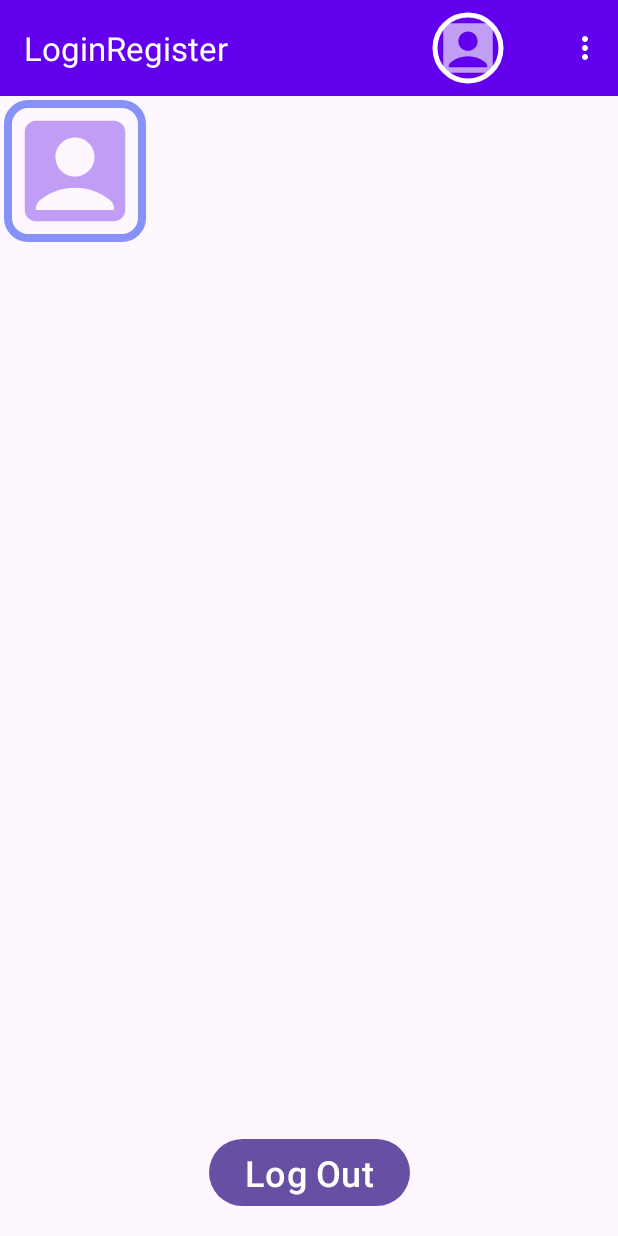
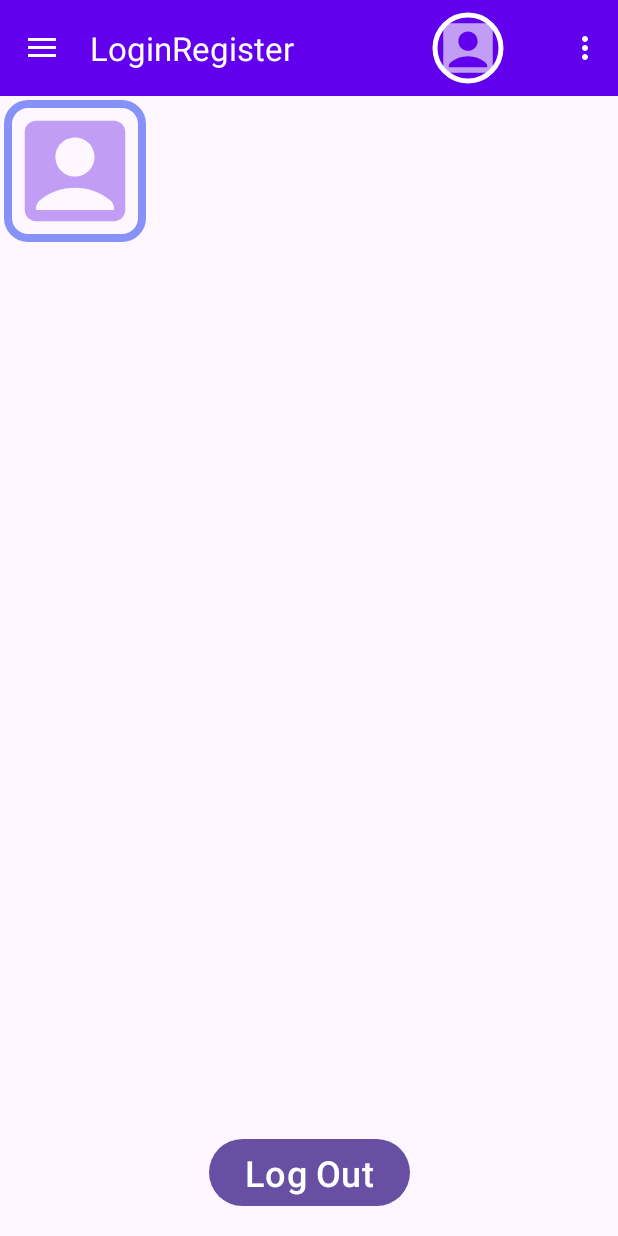
Before and after one commit to Geldik-mi-Java-App/Geldik-mi, an Android app: the screen it shows after launch once a user with an empty profile is signed in (UserActivity), on a phone screen of 412 x 824 dp. Run offline under Robolectric (Android 15) with nearby library versions, the phone set to English and light mode, and no system bars; our stand-ins replace Firebase (no records; nobody signed in at launch, a user with empty details on screens opened directly), Picasso.

Commit message:
Navigation Drawer eklendi

```diff
--- a/app/src/main/java/com/oguzcanaygun/loginregister/UserActivity.java
+++ b/app/src/main/java/com/oguzcanaygun/loginregister/UserActivity.java
@@ -3,17 +3,23 @@ package com.oguzcanaygun.loginregister;
 import androidx.annotation.DrawableRes;
 import androidx.annotation.NonNull;
 import androidx.annotation.Nullable;
+import androidx.appcompat.app.ActionBarDrawerToggle;
 import androidx.appcompat.app.AppCompatActivity;
 import androidx.appcompat.widget.Toolbar;
+import androidx.core.view.GravityCompat;
+import androidx.drawerlayout.widget.DrawerLayout;
 
+import android.annotation.SuppressLint;
 import android.content.Intent;
 import android.os.Bundle;
+import android.view.Gravity;
 import android.view.Menu;
 import android.view.MenuInflater;
 import android.view.MenuItem;
 import android.view.View;
 import android.widget.Toast;
 
+import com.google.android.material.navigation.NavigationView;
 import com.google.firebase.auth.FirebaseAuth;
 import com.google.firebase.firestore.DocumentReference;
 import com.google.firebase.firestore.DocumentSnapshot;
@@ -35,6 +41,9 @@ public class UserActivity extends AppCompatActivity {
     String profilePicUrl;
     String password;
     Toolbar toolbar;
+    DrawerLayout drawerLayout;
+    NavigationView navigationView;
+    ActionBarDrawerToggle actionBarDrawerToggle;
     @Override
     protected void onCreate(Bundle savedInstanceState) {
         super.onCreate(savedInstanceState);
@@ -52,7 +61,42 @@ public class UserActivity extends AppCompatActivity {
         binding.symbolView.setImageResource(R.drawable.no_pp_100);
         setSupportActionBar(toolbar);
 
+        actionBarDrawerToggle = new ActionBarDrawerToggle(this,binding.drawerLayout,R.string.open,R.string.close);
+        binding.drawerLayout.addDrawerListener(actionBarDrawerToggle);
+        actionBarDrawerToggle.syncState();
+        getSupportActionBar().setDisplayHomeAsUpEnabled(true);
+        binding.navView.setNavigationItemSelectedListener(new NavigationView.OnNavigationItemSelectedListener() {
+            @SuppressLint("NonConstantResourceId")
+            @Override
+            public boolean onNavigationItemSelected(@NonNull MenuItem item) {
+                switch (item.getItemId()){
+                    case 0:
+
+                        if (drawerLayout.isDrawerOpen(GravityCompat.START)){
+                            drawerLayout.closeDrawer(GravityCompat.START);
+                        }
+                        break;
+                    case 1:
+                        Toast.makeText(UserActivity.this, "Share Us selected",Toast.LENGTH_SHORT);
+                        break;
+                    case 2:
+                        Toast.makeText(UserActivity.this, "Friends selected",Toast.LENGTH_SHORT);
+                        break;
+                    case 3:
+                        Toast.makeText(UserActivity.this, "Alarms selected",Toast.LENGTH_SHORT);
+                        break;
+                    case 4:
+                        Toast.makeText(UserActivity.this, "Chat selected",Toast.LENGTH_SHORT);
+                        break;
+                }
+
+                return false;
+            }
+        });
+
+
     }
+
     public void getdata(){
 
         DocumentReference documentReferenceDoc = firebaseFirestore.collection("UserInfo").document(userID);
@@ -101,6 +145,8 @@ public class UserActivity extends AppCompatActivity {
 
     @Override
     public boolean onOptionsItemSelected(@NonNull MenuItem item) {
+        if (actionBarDrawerToggle.onOptionsItemSelected(item)){ return true;}
+
         if (item.getItemId()==R.id.add_alarm){
             Intent intent = new Intent(UserActivity.this, MapAlarmAddActivity.class);
             startActivity(intent);
--- /dev/null
+++ b/app/src/main/res/drawable/baseline_add_alarm_24.xml
@@ -0,0 +1,5 @@
+<vector android:height="24dp" android:tint="#C19DF5"
+    android:viewportHeight="24" android:viewportWidth="24"
+    android:width="24dp" xmlns:android="http://schemas.android.com/apk/res/android">
+    <path android:fillColor="@android:color/white" android:pathData="M7.88,3.39L6.6,1.86 2,5.71l1.29,1.53 4.59,-3.85zM22,5.72l-4.6,-3.86 -1.29,1.53 4.6,3.86L22,5.72zM12,4c-4.97,0 -9,4.03 -9,9s4.02,9 9,9c4.97,0 9,-4.03 9,-9s-4.03,-9 -9,-9zM12,20c-3.87,0 -7,-3.13 -7,-7s3.13,-7 7,-7 7,3.13 7,7 -3.13,7 -7,7zM13,9h-2v3L8,12v2h3v3h2v-3h3v-2h-3L13,9z"/>
+</vector>
--- /dev/null
+++ b/app/src/main/res/drawable/baseline_connect_without_contact_24.xml
@@ -0,0 +1,5 @@
+<vector android:height="24dp" android:tint="#C19DF5"
+    android:viewportHeight="24" android:viewportWidth="24"
+    android:width="24dp" xmlns:android="http://schemas.android.com/apk/res/android">
+    <path android:fillColor="@android:color/white" android:pathData="M11,14H9c0,-4.97 4.03,-9 9,-9v2C14.13,7 11,10.13 11,14zM18,11V9c-2.76,0 -5,2.24 -5,5h2C15,12.34 16.34,11 18,11zM7,4c0,-1.11 -0.89,-2 -2,-2S3,2.89 3,4s0.89,2 2,2S7,5.11 7,4zM11.45,4.5h-2C9.21,5.92 7.99,7 6.5,7h-3C2.67,7 2,7.67 2,8.5V11h6V8.74C9.86,8.15 11.25,6.51 11.45,4.5zM19,17c1.11,0 2,-0.89 2,-2s-0.89,-2 -2,-2s-2,0.89 -2,2S17.89,17 19,17zM20.5,18h-3c-1.49,0 -2.71,-1.08 -2.95,-2.5h-2c0.2,2.01 1.59,3.65 3.45,4.24V22h6v-2.5C22,18.67 21.33,18 20.5,18z"/>
+</vector>
--- /dev/null
+++ b/app/src/main/res/drawable/baseline_emergency_share_24.xml
@@ -0,0 +1,5 @@
+<vector android:height="24dp" android:tint="#C19DF5"
+    android:viewportHeight="24" android:viewportWidth="24"
+    android:width="24dp" xmlns:android="http://schemas.android.com/apk/res/android">
+    <path android:fillColor="@android:color/white" android:pathData="M12,9c-3.15,0 -6,2.41 -6,6.15c0,2.49 2,5.44 6,8.85c4,-3.41 6,-6.36 6,-8.85C18,11.41 15.15,9 12,9zM12,16.5c-0.83,0 -1.5,-0.67 -1.5,-1.5s0.67,-1.5 1.5,-1.5s1.5,0.67 1.5,1.5S12.83,16.5 12,16.5zM12,4c1.93,0 3.68,0.78 4.95,2.05l-1.41,1.41C14.63,6.56 13.38,6 12,6S9.37,6.56 8.46,7.46L7.05,6.05C8.32,4.78 10.07,4 12,4zM19.78,3.23l-1.41,1.41C16.74,3.01 14.49,2 12.01,2S7.27,3.01 5.64,4.63L4.22,3.22C6.22,1.23 8.97,0 12.01,0S17.79,1.23 19.78,3.23z"/>
+</vector>
--- /dev/null
+++ b/app/src/main/res/drawable/baseline_home_24.xml
@@ -0,0 +1,5 @@
+<vector android:height="24dp" android:tint="#C19DF5"
+    android:viewportHeight="24" android:viewportWidth="24"
+    android:width="24dp" xmlns:android="http://schemas.android.com/apk/res/android">
+    <path android:fillColor="@android:color/white" android:pathData="M10,20v-6h4v6h5v-8h3L12,3 2,12h3v8z"/>
+</vector>
--- /dev/null
+++ b/app/src/main/res/drawable/baseline_login_24.xml
@@ -0,0 +1,5 @@
+<vector android:autoMirrored="true" android:height="24dp"
+    android:tint="#C19DF5" android:viewportHeight="24"
+    android:viewportWidth="24" android:width="24dp" xmlns:android="http://schemas.android.com/apk/res/android">
+    <path android:fillColor="@android:color/white" android:pathData="M11,7L9.6,8.4l2.6,2.6H2v2h10.2l-2.6,2.6L11,17l5,-5L11,7zM20,19h-8v2h8c1.1,0 2,-0.9 2,-2V5c0,-1.1 -0.9,-2 -2,-2h-8v2h8V19z"/>
+</vector>
--- /dev/null
+++ b/app/src/main/res/drawable/baseline_map_24.xml
@@ -0,0 +1,5 @@
+<vector android:height="24dp" android:tint="#C19DF5"
+    android:viewportHeight="24" android:viewportWidth="24"
+    android:width="24dp" xmlns:android="http://schemas.android.com/apk/res/android">
+    <path android:fillColor="@android:color/white" android:pathData="M20.5,3l-0.16,0.03L15,5.1 9,3 3.36,4.9c-0.21,0.07 -0.36,0.25 -0.36,0.48V20.5c0,0.28 0.22,0.5 0.5,0.5l0.16,-0.03L9,18.9l6,2.1 5.64,-1.9c0.21,-0.07 0.36,-0.25 0.36,-0.48V3.5c0,-0.28 -0.22,-0.5 -0.5,-0.5zM15,19l-6,-2.11V5l6,2.11V19z"/>
+</vector>
--- /dev/null
+++ b/app/src/main/res/drawable/baseline_message_24.xml
@@ -0,0 +1,5 @@
+<vector android:autoMirrored="true" android:height="24dp"
+    android:tint="#C19DF5" android:viewportHeight="24"
+    android:viewportWidth="24" android:width="24dp" xmlns:android="http://schemas.android.com/apk/res/android">
+    <path android:fillColor="@android:color/white" android:pathData="M20,2L4,2c-1.1,0 -1.99,0.9 -1.99,2L2,22l4,-4h14c1.1,0 2,-0.9 2,-2L22,4c0,-1.1 -0.9,-2 -2,-2zM18,14L6,14v-2h12v2zM18,11L6,11L6,9h12v2zM18,8L6,8L6,6h12v2z"/>
+</vector>
--- /dev/null
+++ b/app/src/main/res/drawable/baseline_share_24.xml
@@ -0,0 +1,5 @@
+<vector android:height="24dp" android:tint="#C19DF5"
+    android:viewportHeight="24" android:viewportWidth="24"
+    android:width="24dp" xmlns:android="http://schemas.android.com/apk/res/android">
+    <path android:fillColor="@android:color/white" android:pathData="M18,16.08c-0.76,0 -1.44,0.3 -1.96,0.77L8.91,12.7c0.05,-0.23 0.09,-0.46 0.09,-0.7s-0.04,-0.47 -0.09,-0.7l7.05,-4.11c0.54,0.5 1.25,0.81 2.04,0.81 1.66,0 3,-1.34 3,-3s-1.34,-3 -3,-3 -3,1.34 -3,3c0,0.24 0.04,0.47 0.09,0.7L8.04,9.81C7.5,9.31 6.79,9 6,9c-1.66,0 -3,1.34 -3,3s1.34,3 3,3c0.79,0 1.5,-0.31 2.04,-0.81l7.12,4.16c-0.05,0.21 -0.08,0.43 -0.08,0.65 0,1.61 1.31,2.92 2.92,2.92 1.61,0 2.92,-1.31 2.92,-2.92s-1.31,-2.92 -2.92,-2.92z"/>
+</vector>
--- a/app/src/main/res/layout/activity_user.xml
+++ b/app/src/main/res/layout/activity_user.xml
@@ -1,8 +1,17 @@
 <?xml version="1.0" encoding="utf-8"?>
-<androidx.constraintlayout.widget.ConstraintLayout xmlns:android="http://schemas.android.com/apk/res/android"
+<androidx.drawerlayout.widget.DrawerLayout
+    xmlns:android="http://schemas.android.com/apk/res/android"
     xmlns:app="http://schemas.android.com/apk/res-auto"
     xmlns:tools="http://schemas.android.com/tools"
     xmlns:xlmns="http://schemas.android.com/apk/res-auto"
+    android:layout_width="match_parent"
+    android:layout_height="match_parent"
+    tools:context=".UserActivity"
+    android:id="@+id/drawer_Layout"
+    >
+<androidx.constraintlayout.widget.ConstraintLayout
+
+
 
     android:layout_width="match_parent"
     android:layout_height="match_parent"
@@ -55,4 +64,21 @@
         app:layout_constraintBottom_toBottomOf="parent"
         app:layout_constraintEnd_toEndOf="parent"
         app:layout_constraintStart_toStartOf="parent" />
+
+
+
+
+
+
 </androidx.constraintlayout.widget.ConstraintLayout>
+    <com.google.android.material.navigation.NavigationView
+        android:layout_width="wrap_content"
+        android:layout_height="match_parent"
+        app:headerLayout="@layout/header"
+        app:menu="@menu/drawer_menu"
+        android:id="@+id/nav_view"
+        android:layout_gravity="start"
+        >
+
+    </com.google.android.material.navigation.NavigationView>
+</androidx.drawerlayout.widget.DrawerLayout>
--- /dev/null
+++ b/app/src/main/res/menu/drawer_menu.xml
@@ -0,0 +1,37 @@
+<?xml version="1.0" encoding="utf-8"?>
+<menu xmlns:android="http://schemas.android.com/apk/res/android">
+    <group android:checkableBehavior="single" >
+    <item
+        android:id="@+id/turnBack"
+        android:title="Geri Dön"
+        android:icon="@drawable/baseline_login_24"
+        />
+        <item
+            android:id="@+id/shareUS"
+            android:title="Paylaş"
+            android:icon="@drawable/baseline_share_24"
+            />
+    </group>
+    <item android:title="Hesabınız" >
+        <menu>
+            <group>
+                <item
+                    android:id="@+id/friends"
+                    android:title="Arkadaşlar"
+                    android:icon="@drawable/baseline_connect_without_contact_24"
+                    />
+                <item
+                    android:id="@+id/alarms"
+                    android:title="Alarmlar"
+                    android:icon="@drawable/baseline_add_alarm_24"
+                    />
+                <item
+                    android:id="@+id/chatArchive"
+                    android:title="Yazışmalar"
+                    android:icon="@drawable/baseline_message_24"
+                />
+            </group>
+        </menu>
+    </item>
+
+</menu>
--- a/app/src/main/res/values/strings.xml
+++ b/app/src/main/res/values/strings.xml
@@ -1,4 +1,7 @@
 <resources>
     <string name="app_name">LoginRegister</string>
     <string name="title_activity_map_alarm_add">MapAlarmAddActivity</string>
+    <string name="open">Open Navigation Drawer</string>
+    <string name="close">Close Navigation Drawer</string>
+
 </resources>
```
Also changed, not shown: app/src/main/res/layout/header.xml (added, +20 -0 lines), app/src/main/res/drawable/navdraw.gif (added).
